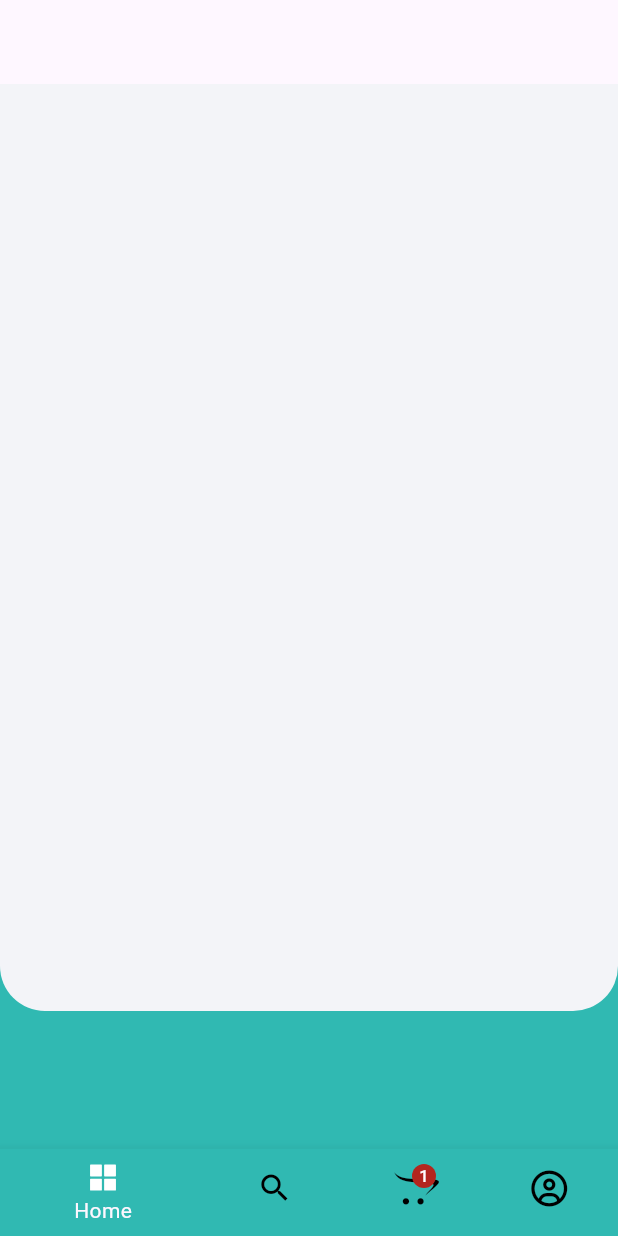
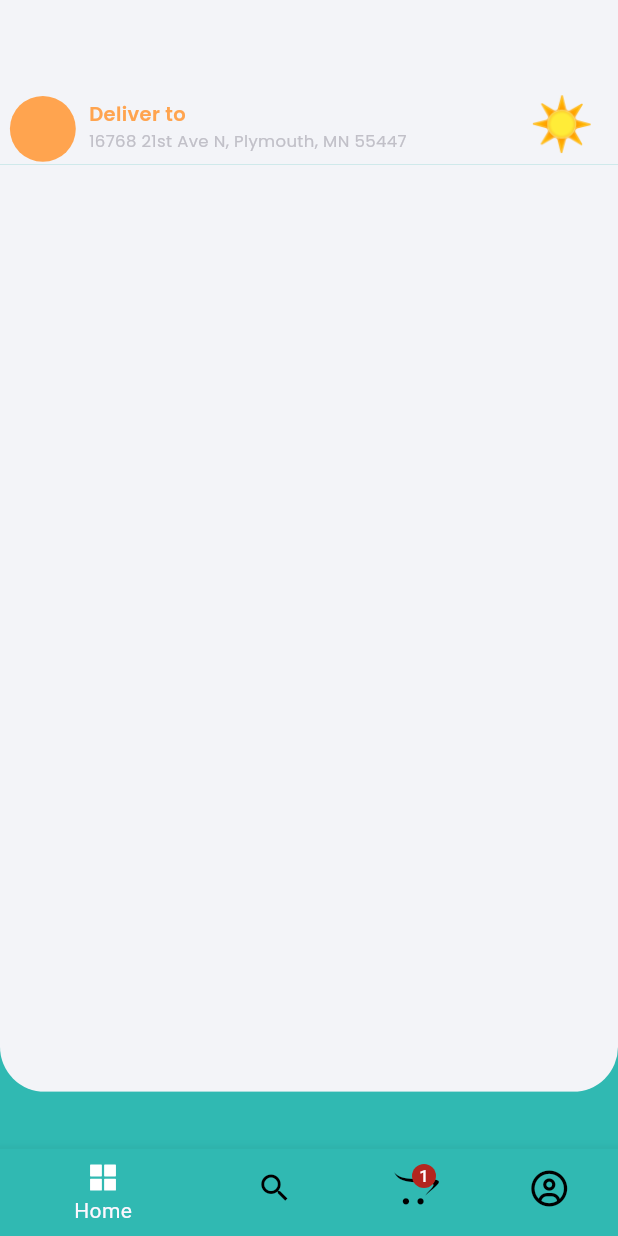
Before and after one commit to asyrafahmad/foodly_app, a Flutter app: the screen it shows after launch, on a phone screen of 412 x 824 dp. Run offline on Flutter 3.47's test engine with Material 3 defaults, Android fonts, the phone set to English and light mode, and no system bars; our stand-ins replace flutter_screenutil, flutter_vector_icons, get, google_fonts.

Commit message:
[Add] CustomAppBar Dynamic Emojis

```diff
--- a/lib/common/custom_appbar.dart
+++ b/lib/common/custom_appbar.dart
@@ -10,19 +10,23 @@ class CustomAppBar extends StatelessWidget {
   @override
   Widget build(BuildContext context) {
     return Container(
-      padding: EdgeInsets.symmetric(horizontal: 12.w, vertical: 6.h),
-      height: 1110.h,
+      padding: EdgeInsets.symmetric(horizontal: 6.w, vertical: 2.h),
+      height: 110.h,
       width: width,
       color: kOffWhite,
       child: Container(
-        margin: EdgeInsets.only(top: 12.h),
+        margin: EdgeInsets.only(top: 20.h),
         child: Row(
           mainAxisAlignment: MainAxisAlignment.spaceBetween,
+          crossAxisAlignment: CrossAxisAlignment.end,
+          children: [
+            Row(
+              crossAxisAlignment: CrossAxisAlignment.end,
               children: [
                 CircleAvatar(
-              radius: 25.r,
+                  radius: 22.r,
                   backgroundColor: kSecondary,
-              backgroundImage: NetworkImage("https://i.pravatar.cc/300"),
+                  // backgroundImage: const NetworkImage('https://d326fntlu7tb1e.cloudfront.net/uploads/bdec9d7d-0544-4fc4-823d-3b898f6dbbbf-vinci_03.jpeg'),
                 ),
                 Padding(
                   padding: EdgeInsets.only(bottom: 6.h, left: 8.w),
@@ -32,24 +36,38 @@ class CustomAppBar extends StatelessWidget {
                     children: [
                       ReusableText(
                           text: "Deliver to",
-                    style: appStyle(12, kSecondary, FontWeight.w600)
-                  ),
+                          style: appStyle(13, kSecondary, FontWeight.w600)),
                       SizedBox(
                         width: width * 0.65,
-                    child: Container(
-                      child: Text("No 1, Jalan D'Belsa 4",
+                        child: Text("16768 21st Ave N, Plymouth, MN 55447",
                             overflow: TextOverflow.ellipsis,
-                        style: appStyle(11, kGrayLight, FontWeight.normal)
-                      )
-                    )
+                            style: appStyle(11, kGrayLight, FontWeight.normal)),
                       ),
-                  const Text("❄️", style: TextStyle(fontSize:35))
                     ],
                   ),
                 ),
               ],
             ),
+             Text(
+              getTimeOfDay(),
+              style: const TextStyle(fontSize: 35),
             )
+          ],
+        ),
+      ),
     );
   }
+
+  String getTimeOfDay() {
+    DateTime now = DateTime.now();
+    int hour = now.hour;
+
+    if (hour >= 0 && hour < 12) {
+      return ' ☀️ ';
+    } else if (hour >= 12 && hour < 16) {
+      return ' ⛅ ';
+    } else {
+      return ' 🌙 ';
     }
+  }
+}
--- a/lib/common/reusable_text.dart
+++ b/lib/common/reusable_text.dart
@@ -1,7 +1,7 @@
 import 'package:flutter/material.dart';
 
 class ReusableText extends StatelessWidget {
-  const ReusableText({super.key, required String text, required TextStyle style});
+  const ReusableText({super.key, required this.text, required this.style});
 
   final String text;
   final TextStyle style;
--- a/lib/views/home/home_page.dart
+++ b/lib/views/home/home_page.dart
@@ -1,5 +1,6 @@
 import 'package:flutter/material.dart';
 import 'package:flutter_screenutil/flutter_screenutil.dart';
+import 'package:foodly_app/common/custom_appbar.dart';
 import 'package:foodly_app/common/custom_container.dart';
 import 'package:foodly_app/constants/constants.dart';
 
@@ -10,20 +11,11 @@ class HomePage extends StatelessWidget {
   Widget build(BuildContext context) {
     return Scaffold(
       backgroundColor: kPrimary,
-      appBar: AppBar(
-        title: PreferredSize(
+      appBar: PreferredSize(
           preferredSize: Size.fromHeight(130.h),
-          child: Container(
-            height: 130.h
-          )
-        ),
-      ),
+          child: const CustomAppBar()),
       body: SafeArea(
-        child: CustomContainer(
-          containerContent: Container(
-
-          )
-        )
+        child: CustomContainer(containerContent: Container()),
       ),
     );
   }
```
Also changed, not shown: 1 other file. Lines whose indentation alone changed are shown as unchanged.
